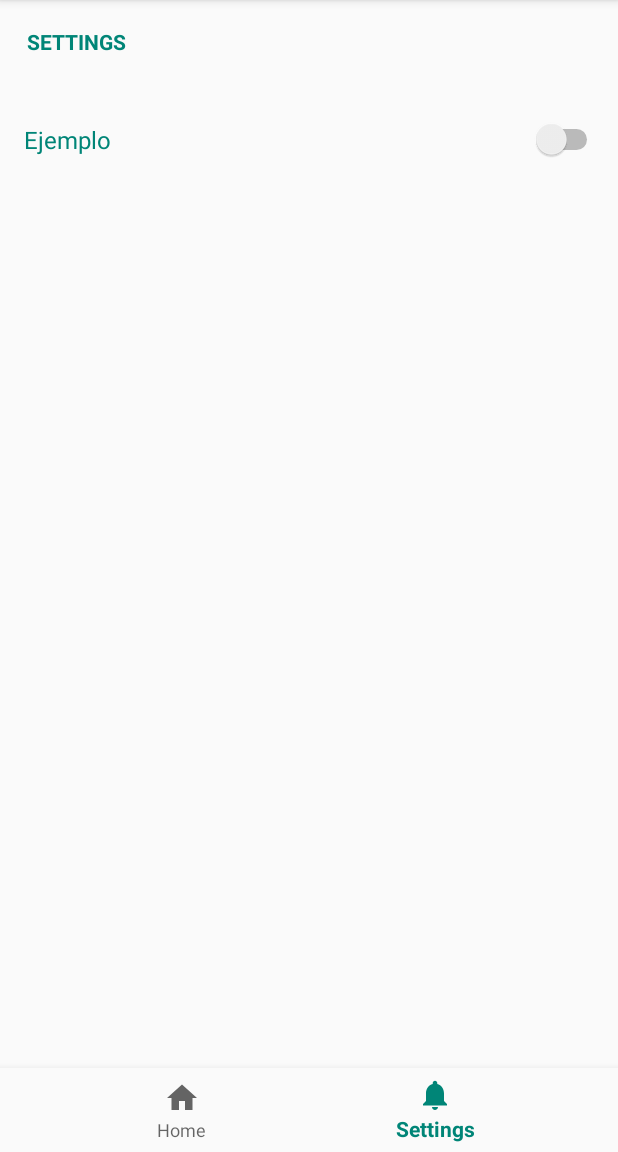
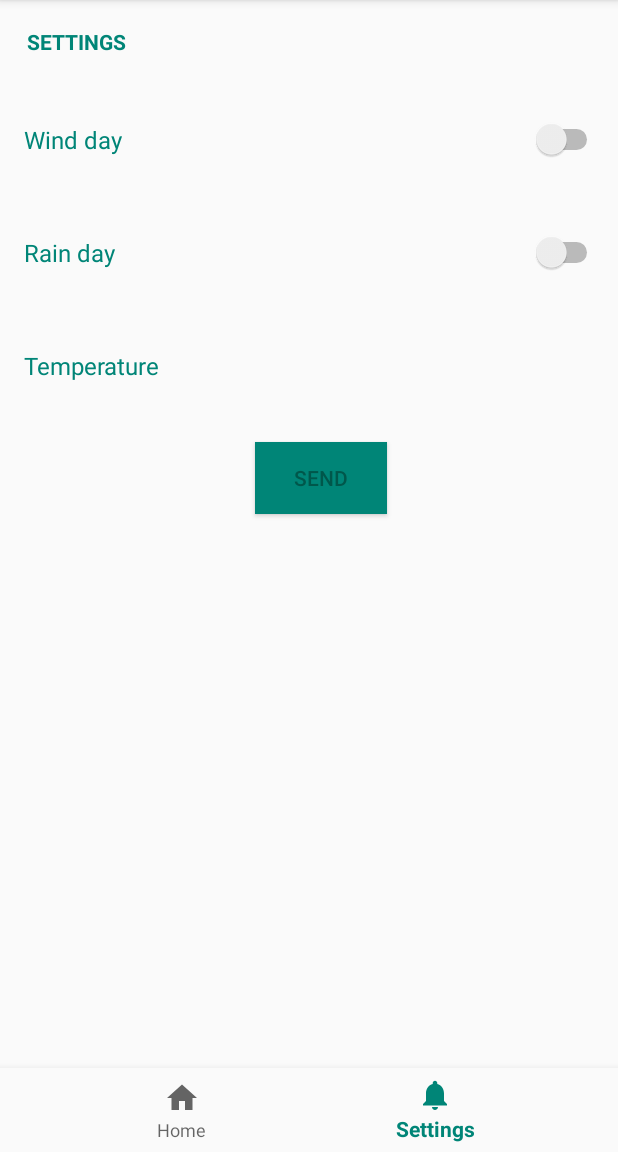
Before and after one commit to DavidAres/itIsGoodDay, an Android app: the screen it shows after launch (MainActivity), item 2 of the bottom bar chosen, on a phone screen of 412 x 824 dp, the part 84-1236 px from its top. Run offline under Robolectric (Android 15) with nearby library versions, the phone set to English and light mode, and no system bars; network calls fail; 2 statements that could not run were skipped.

Commit message:
add settings on settings screen

```diff
--- a/app/src/main/res/layout/settings_fragment.xml
+++ b/app/src/main/res/layout/settings_fragment.xml
@@ -15,23 +15,23 @@
         android:layout_height="wrap_content" />
 
     <RelativeLayout
-        android:id="@+id/enableNotificationsContainer"
+        android:id="@+id/settingsFragmentEnableWindRL"
         android:layout_width="match_parent"
         android:layout_height="75dp"
         android:paddingLeft="16dp"
         android:layout_below="@+id/settingsFragmentTitle">
 
         <TextView
-            android:id="@+id/settingsFragmentTextSwitchNotifications"
+            android:id="@+id/settingsFragmentEnableWindTextView"
             android:layout_width="wrap_content"
             android:layout_height="wrap_content"
-            android:text="Ejemplo"
+            android:text="Wind day"
             android:textColor="@color/colorPrimary"
             android:layout_centerVertical="true"
             android:textSize="16sp"/>
 
         <Switch
-            android:id="@+id/settingsFragmentSwitchNotifications"
+            android:id="@+id/settingsFragmentEnableWindSwitch"
             android:layout_width="wrap_content"
             android:layout_height="wrap_content"
             android:layout_alignParentRight="true"
@@ -42,4 +42,68 @@
 
     </RelativeLayout>
 
+    <RelativeLayout
+        android:id="@+id/settingsFragmentEnableRainRL"
+        android:layout_width="match_parent"
+        android:layout_height="75dp"
+        android:paddingLeft="16dp"
+        android:layout_below="@+id/settingsFragmentEnableWindRL">
+
+        <TextView
+            android:id="@+id/settingsFragmentEnableRainTextView"
+            android:layout_width="wrap_content"
+            android:layout_height="wrap_content"
+            android:text="Rain day"
+            android:textColor="@color/colorPrimary"
+            android:layout_centerVertical="true"
+            android:textSize="16sp"/>
+
+        <Switch
+            android:id="@+id/settingsFragmentEnableRainSwitch"
+            android:layout_width="wrap_content"
+            android:layout_height="wrap_content"
+            android:layout_alignParentRight="true"
+            android:layout_centerVertical="true"
+            android:paddingRight="10dp"
+            android:checked="false"
+            android:layout_marginLeft="25dp" />
+
+    </RelativeLayout>
+
+    <RelativeLayout
+        android:id="@+id/settingsFragmentTemperature"
+        android:layout_width="match_parent"
+        android:layout_height="75dp"
+        android:paddingLeft="16dp"
+        android:layout_below="@+id/settingsFragmentEnableRainRL">
+
+        <TextView
+            android:id="@+id/settingsFragmentTemperatureTextView"
+            android:layout_width="wrap_content"
+            android:layout_height="wrap_content"
+            android:text="Temperature"
+            android:textColor="@color/colorPrimary"
+            android:layout_centerVertical="true"
+            android:textSize="16sp"/>
+
+    </RelativeLayout>
+
+    <RelativeLayout
+        android:id="@+id/settingsFragmentButtonRL"
+        android:layout_width="match_parent"
+        android:layout_height="75dp"
+        android:paddingLeft="16dp"
+        android:gravity="center"
+        android:layout_below="@+id/settingsFragmentTemperature">
+
+        <Button
+            android:layout_width="wrap_content"
+            android:layout_height="wrap_content"
+            android:background="@color/colorPrimary"
+            android:textColor="@color/colorPrimaryDark"
+            android:text="Send"
+            android:id="@+id/saveSettings"
+        ></Button>
+
+    </RelativeLayout>
 </RelativeLayout>
```
